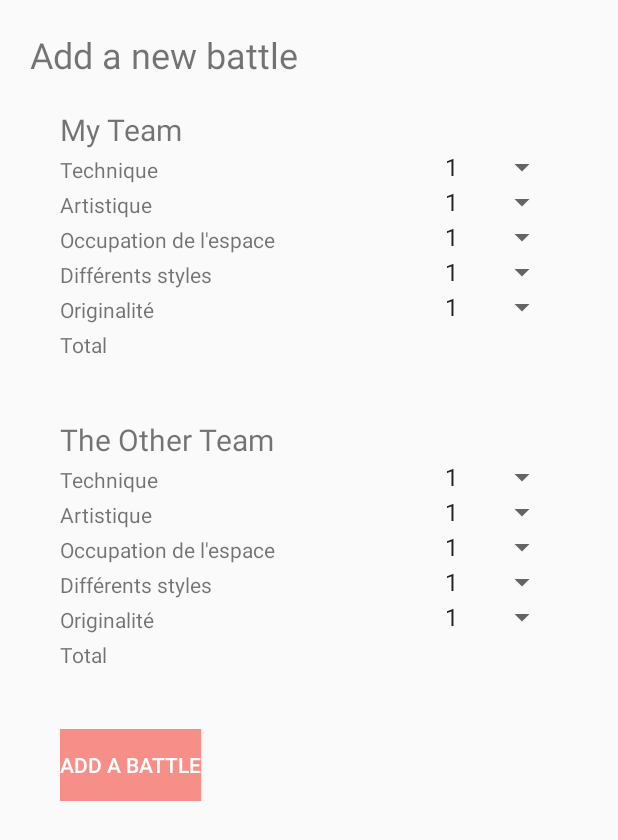
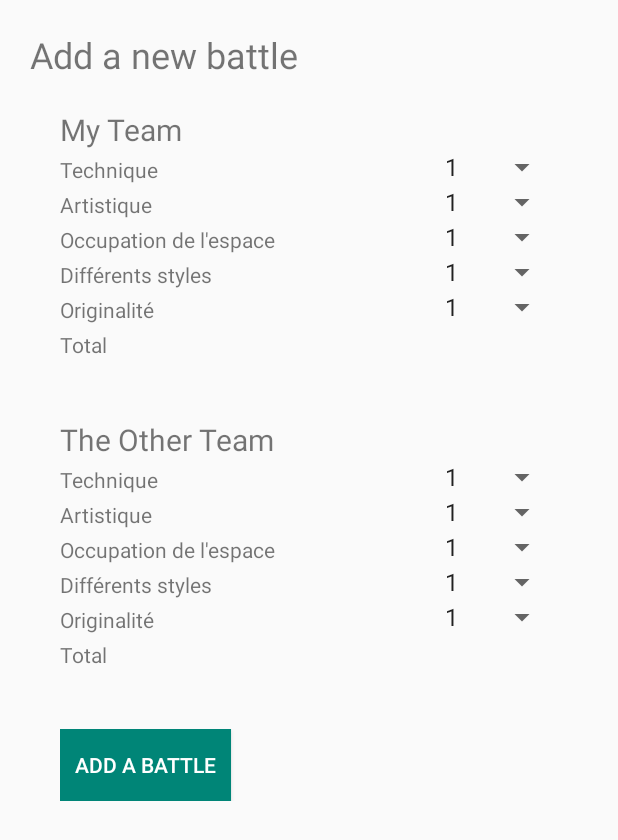
Before and after one commit to Schouketta/ProjetAndroid, an Android app: the layout activity_add2.xml on its own in the app's theme, with its tools: preview values and no code run, on a phone screen of 412 x 824 dp. Shown: the top 840 px of the screen. Run offline under Robolectric (Android 15) with nearby library versions, the phone set to English and light mode, and no system bars.

Commit message:
activités reliés tout ok

```diff
--- a/app/src/main/res/layout/activity_add.xml
+++ b/app/src/main/res/layout/activity_add.xml
@@ -120,7 +120,7 @@
                         android:layout_gravity="center_vertical|center_horizontal"
                         android:text="@string/addBattle"
                         android:textColor="@color/white"
-                        android:background="@color/pink"
+                        android:background="@color/colorPrimary"
                         android:padding="10dp"
                         android:layout_marginTop="15dp"
                         />
--- a/app/src/main/res/layout/activity_add2.xml
+++ b/app/src/main/res/layout/activity_add2.xml
@@ -31,6 +31,7 @@
             android:orientation="vertical">
 
             <TextView
+                android:id="@+id/team1"
                 android:layout_width="match_parent"
                 android:layout_height="0dp"
                 android:layout_weight="1"
@@ -158,6 +159,7 @@
 
 
             <TextView
+                android:id="@+id/team2"
                 android:layout_width="match_parent"
                 android:layout_height="0dp"
                 android:layout_marginTop="20dp"
@@ -297,7 +299,9 @@
                     android:layout_gravity="center_vertical|center_horizontal"
                     android:text="@string/addBattle"
                     android:textColor="@color/white"
-                    android:background="@color/pink"/>
+                    android:background="@color/colorPrimary"
+                    android:padding="10dp"
+                    />
             </LinearLayout>
 
         </LinearLayout>
```
Also changed, not shown: app/src/main/java/fr/android/moi/projetandroid/Add.java (+19 -8 lines), app/src/main/java/fr/android/moi/projetandroid/Add2.java (+21 -10 lines).
